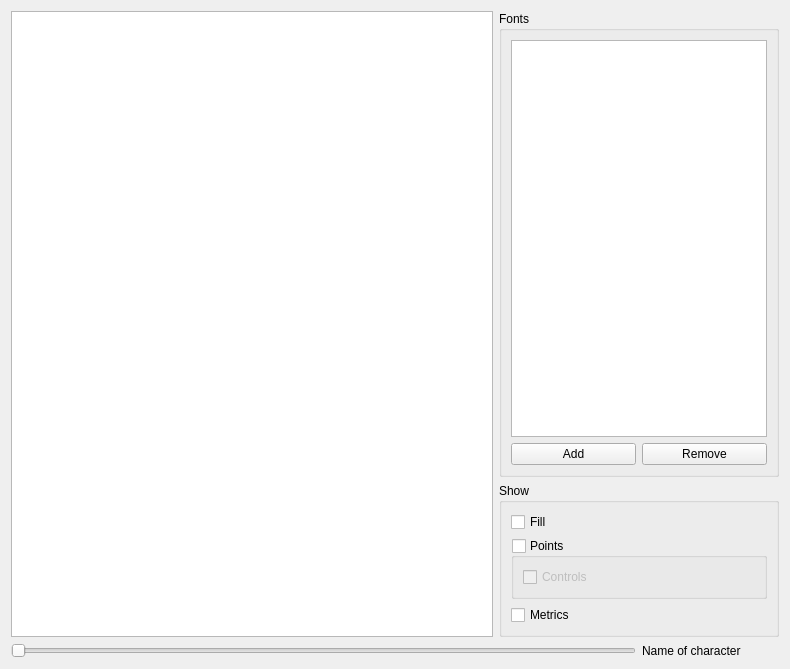
fontmatrix/fontmatrix, file src/comparewidget.ui: the form before one commit.
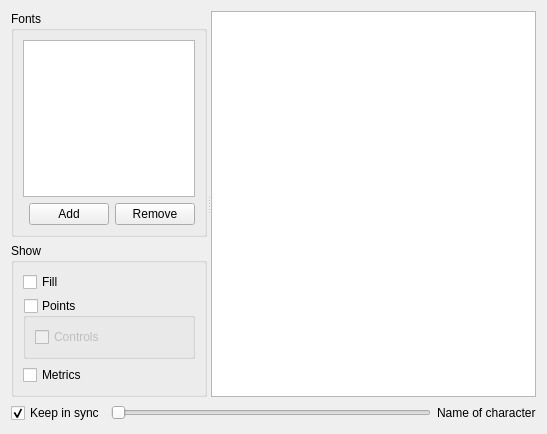
The form after the commit. Custom widgets are drawn as their Qt base class.

Commit message: Improved - visual aspect of compare widget Added - sync/unsync selection of character in compare widget

```diff
--- a/src/comparewidget.ui
+++ b/src/comparewidget.ui
@@ -5,39 +5,74 @@
    <rect>
     <x>0</x>
     <y>0</y>
-    <width>790</width>
-    <height>669</height>
+    <width>547</width>
+    <height>434</height>
    </rect>
   </property>
   <property name="windowTitle" >
    <string>Form</string>
   </property>
+  <layout class="QGridLayout" name="gridLayout_3" >
+   <item row="0" column="0" colspan="3" >
+    <widget class="QSplitter" name="splitter" >
+     <property name="orientation" >
+      <enum>Qt::Horizontal</enum>
+     </property>
+     <widget class="QWidget" native="1" name="widget" >
+      <property name="sizePolicy" >
+       <sizepolicy vsizetype="Preferred" hsizetype="Preferred" >
+        <horstretch>1</horstretch>
+        <verstretch>0</verstretch>
+       </sizepolicy>
+      </property>
   <layout class="QGridLayout" name="gridLayout" >
-   <item row="0" column="1" colspan="2" >
+       <property name="margin" >
+        <number>0</number>
+       </property>
+       <item row="0" column="0" >
     <layout class="QVBoxLayout" name="verticalLayout_2" >
      <item>
       <widget class="QGroupBox" name="fgbox" >
+           <property name="sizePolicy" >
+            <sizepolicy vsizetype="Preferred" hsizetype="Expanding" >
+             <horstretch>0</horstretch>
+             <verstretch>0</verstretch>
+            </sizepolicy>
+           </property>
        <property name="title" >
         <string>Fonts</string>
        </property>
        <layout class="QGridLayout" name="gridLayout_15" >
-        <item row="0" column="0" colspan="2" >
+            <item row="0" column="0" colspan="3" >
          <widget class="QListWidget" name="compareList" />
         </item>
-        <item row="1" column="0" >
+            <item row="1" column="1" >
          <widget class="QPushButton" name="compareAdd" >
           <property name="text" >
            <string>Add</string>
           </property>
          </widget>
         </item>
-        <item row="1" column="1" >
+            <item row="1" column="2" >
          <widget class="QPushButton" name="compareRemove" >
           <property name="text" >
            <string>Remove</string>
           </property>
          </widget>
         </item>
+            <item row="1" column="0" >
+             <spacer name="horizontalSpacer" >
+              <property name="orientation" >
+               <enum>Qt::Horizontal</enum>
+              </property>
+              <property name="sizeHint" stdset="0" >
+               <size>
+                <width>40</width>
+                <height>20</height>
+               </size>
+              </property>
+             </spacer>
+            </item>
        </layout>
       </widget>
      </item>
@@ -91,10 +126,19 @@
      </item>
     </layout>
    </item>
-   <item row="0" column="0" >
-    <widget class="FMFontCompareView" name="compareView" />
+      </layout>
+     </widget>
+     <widget class="FMFontCompareView" name="compareView" >
+      <property name="sizePolicy" >
+       <sizepolicy vsizetype="Expanding" hsizetype="Expanding" >
+        <horstretch>3</horstretch>
+        <verstretch>0</verstretch>
+       </sizepolicy>
+      </property>
+     </widget>
+    </widget>
    </item>
-   <item row="1" column="0" colspan="2" >
+   <item row="1" column="1" >
     <widget class="QSlider" name="compareCharSelect" >
      <property name="toolTip" >
       <string>Select a character</string>
@@ -120,6 +164,16 @@
      </property>
     </widget>
    </item>
+   <item row="1" column="0" >
+    <widget class="QCheckBox" name="compareSyncChars" >
+     <property name="text" >
+      <string>Keep in sync</string>
+     </property>
+     <property name="checked" >
+      <bool>true</bool>
+     </property>
+    </widget>
+   </item>
   </layout>
  </widget>
  <customwidgets>
```
Lines whose indentation alone changed are shown as unchanged. The commit also changes 8 other files.
